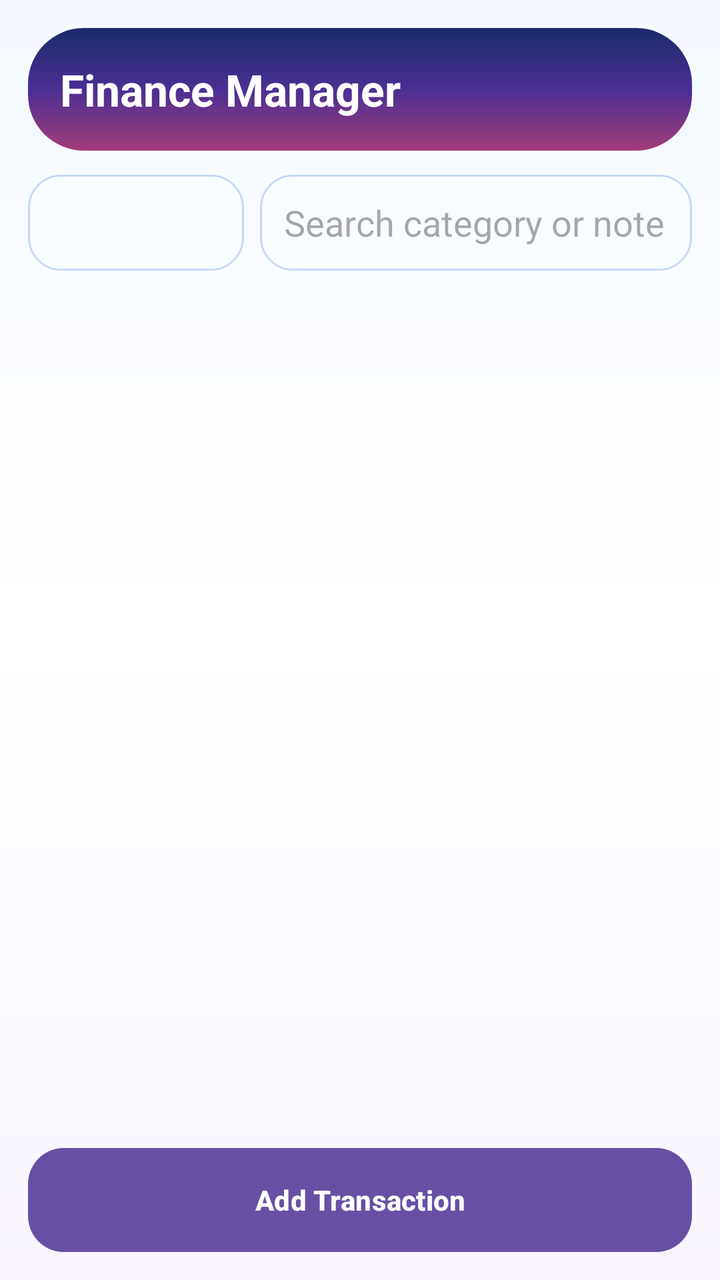
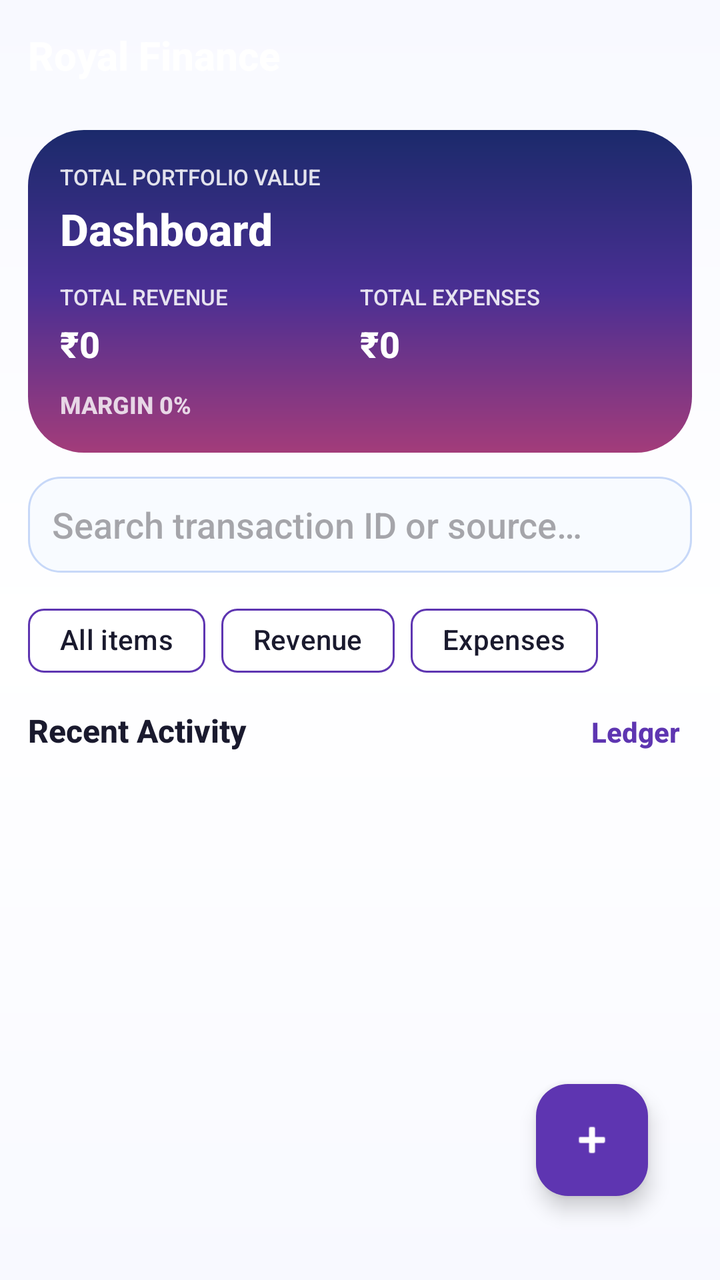

An Android layout rendered at two revisions. The XML below is the earlier revision; the diff shows what the commit changed to produce the second picture.
<!-- AndroidManifest.xml: application theme Theme.Hms -->
<!-- res/layout/activity_admin_finance_manager.xml -->
<?xml version="1.0" encoding="utf-8"?>
<LinearLayout xmlns:android="http://schemas.android.com/apk/res/android"
    android:layout_width="match_parent"
    android:layout_height="match_parent"
    android:orientation="vertical"
    android:padding="14dp"
    android:background="@drawable/bg_page_gradient">

    <TextView
        android:layout_width="match_parent"
        android:layout_height="wrap_content"
        android:text="Finance Manager"
        android:textSize="22sp"
        android:textStyle="bold"
        android:textColor="#FFFFFF"
        android:padding="16dp"
        android:background="@drawable/bg_hero_gradient" />

    <LinearLayout
        android:layout_width="match_parent"
        android:layout_height="wrap_content"
        android:orientation="horizontal"
        android:layout_marginTop="12dp">

        <Spinner
            android:id="@+id/spinnerTypeFilter"
            android:layout_width="0dp"
            android:layout_height="48dp"
            android:layout_weight="1"
            android:background="@drawable/rounded_edittext" />

        <EditText
            android:id="@+id/etSearchFinance"
            android:layout_width="0dp"
            android:layout_height="48dp"
            android:layout_weight="2"
            android:layout_marginStart="8dp"
            android:hint="Search category or note"
            android:background="@drawable/rounded_edittext"
            android:paddingHorizontal="12dp" />
    </LinearLayout>

    <androidx.recyclerview.widget.RecyclerView
        android:id="@+id/rvFinance"
        android:layout_width="match_parent"
        android:layout_height="0dp"
        android:layout_weight="1"
        android:layout_marginTop="10dp"
        android:scrollbars="vertical" />

    <Button
        android:id="@+id/btnAddFinance"
        android:layout_width="match_parent"
        android:layout_height="52dp"
        android:text="Add Transaction"
        android:textStyle="bold"
        android:textColor="#FFFFFF"
        android:background="@drawable/rounded_button" />
</LinearLayout>
<!-- resources referenced by this layout -->
<resources>
  <!-- drawable bg_hero_gradient (drawable) -->
  <?xml version="1.0" encoding="utf-8"?>
  <shape xmlns:android="http://schemas.android.com/apk/res/android"
      android:shape="rectangle">
      <corners android:radius="28dp" />
      <gradient
          android:angle="320"
          android:startColor="#1B2A6B"
          android:centerColor="#4A2F93"
          android:endColor="#A33C7A" />
  </shape>
  <!-- drawable bg_page_gradient (drawable) -->
  <?xml version="1.0" encoding="utf-8"?>
  <shape xmlns:android="http://schemas.android.com/apk/res/android"
      android:shape="rectangle">
      <gradient
          android:angle="270"
          android:startColor="#F4F9FF"
          android:centerColor="#FFFFFF"
          android:endColor="#F9F4FF" />
  </shape>
  <!-- drawable rounded_button (drawable) -->
  <?xml version="1.0" encoding="utf-8"?>
  <shape xmlns:android="http://schemas.android.com/apk/res/android"
      android:shape="rectangle">
      <corners android:radius="18dp" />
      <gradient
          android:angle="0"
          android:startColor="#1E88E5"
          android:endColor="#5E35B1" />
  </shape>
  <!-- drawable rounded_edittext (drawable) -->
  <?xml version="1.0" encoding="utf-8"?>
  <shape xmlns:android="http://schemas.android.com/apk/res/android"
      android:shape="rectangle">
      <corners android:radius="16dp" />
      <stroke android:width="1dp" android:color="#C7D8F8" />
      <solid android:color="#F8FBFF" />
  </shape>
  <style name="Theme.Hms" parent="Base.Theme.Hms" />
  <style name="Base.Theme.Hms" parent="Theme.Material3.DayNight.NoActionBar">
          
          
      </style>
</resources>

<!-- the commit's change to res/layout/activity_admin_finance_manager.xml (unified diff, before → after) -->
@@ -1,59 +1,230 @@
 <?xml version="1.0" encoding="utf-8"?>
-<LinearLayout xmlns:android="http://schemas.android.com/apk/res/android"
+<androidx.constraintlayout.widget.ConstraintLayout xmlns:android="http://schemas.android.com/apk/res/android"
+    xmlns:app="http://schemas.android.com/apk/res-auto"
+    xmlns:tools="http://schemas.android.com/tools"
     android:layout_width="match_parent"
     android:layout_height="match_parent"
-    android:orientation="vertical"
-    android:padding="14dp"
-    android:background="@drawable/bg_page_gradient">
+    android:background="@drawable/bg_page_gradient"
+    android:padding="14dp">
 
     <TextView
-        android:layout_width="match_parent"
-        android:layout_height="wrap_content"
-        android:text="Finance Manager"
-        android:textSize="22sp"
+        android:id="@+id/tvFinanceHeader"
+        android:layout_width="0dp"
+        android:layout_height="wrap_content"
+        android:text="Royal Finance"
+        android:textSize="20sp"
         android:textStyle="bold"
-        android:textColor="#FFFFFF"
+        android:textColor="@color/white"
+        app:layout_constraintTop_toTopOf="parent"
+        app:layout_constraintStart_toStartOf="parent"
+        app:layout_constraintEnd_toEndOf="parent" />
+
+
+
+    <LinearLayout
+        android:id="@+id/cardFinanceSummary"
+        android:layout_width="0dp"
+        android:layout_height="wrap_content"
+        android:layout_marginTop="24dp"
+        android:background="@drawable/bg_hero_gradient"
+        android:orientation="vertical"
         android:padding="16dp"
-        android:background="@drawable/bg_hero_gradient" />
-
-    <LinearLayout
-        android:layout_width="match_parent"
-        android:layout_height="wrap_content"
-        android:orientation="horizontal"
-        android:layout_marginTop="12dp">
-
-        <Spinner
-            android:id="@+id/spinnerTypeFilter"
-            android:layout_width="0dp"
-            android:layout_height="48dp"
-            android:layout_weight="1"
-            android:background="@drawable/rounded_edittext" />
-
-        <EditText
-            android:id="@+id/etSearchFinance"
-            android:layout_width="0dp"
-            android:layout_height="48dp"
-            android:layout_weight="2"
-            android:layout_marginStart="8dp"
-            android:hint="Search category or note"
-            android:background="@drawable/rounded_edittext"
-            android:paddingHorizontal="12dp" />
+        app:layout_constraintEnd_toEndOf="parent"
+        app:layout_constraintHorizontal_bias="0.0"
+        app:layout_constraintStart_toStartOf="parent"
+        app:layout_constraintTop_toBottomOf="@id/tvFinanceHeader">
+
+        <TextView
+            android:id="@+id/tvSummaryTitle"
+            android:layout_width="match_parent"
+            android:layout_height="wrap_content"
+            android:text="Total Portfolio Value"
+            android:textAllCaps="true"
+            android:textColor="#DDFFFFFF"
+            android:textSize="11sp" />
+
+        <TextView
+            android:id="@+id/tvSummaryBrand"
+            android:layout_width="match_parent"
+            android:layout_height="wrap_content"
+            android:layout_marginTop="4dp"
+            android:text="Dashboard"
+            android:textColor="#FFFFFF"
+            android:textSize="22sp"
+            android:textStyle="bold" />
+
+        <LinearLayout
+            android:layout_width="match_parent"
+            android:layout_height="wrap_content"
+            android:layout_marginTop="12dp"
+            android:orientation="horizontal">
+
+            <LinearLayout
+                android:layout_width="0dp"
+                android:layout_height="wrap_content"
+                android:layout_weight="1"
+                android:orientation="vertical">
+
+                <TextView
+                    android:layout_width="wrap_content"
+                    android:layout_height="wrap_content"
+                    android:text="TOTAL REVENUE"
+                    android:textColor="#DDFFFFFF"
+                    android:textSize="11sp" />
+
+                <TextView
+                    android:id="@+id/tvTotalRevenue"
+                    android:layout_width="wrap_content"
+                    android:layout_height="wrap_content"
+                    android:layout_marginTop="4dp"
+                    android:text="₹0"
+                    android:textColor="#FFFFFF"
+                    android:textSize="18sp"
+                    android:textStyle="bold" />
+            </LinearLayout>
+
+            <LinearLayout
+                android:layout_width="0dp"
+                android:layout_height="wrap_content"
+                android:layout_weight="1"
+                android:orientation="vertical">
+
+                <TextView
+                    android:layout_width="wrap_content"
+                    android:layout_height="wrap_content"
+                    android:text="TOTAL EXPENSES"
+                    android:textColor="#DDFFFFFF"
+                    android:textSize="11sp" />
+
+                <TextView
+                    android:id="@+id/tvTotalExpenses"
+                    android:layout_width="wrap_content"
+                    android:layout_height="wrap_content"
+                    android:layout_marginTop="4dp"
+                    android:text="₹0"
+                    android:textColor="#FFFFFF"
+                    android:textSize="18sp"
+                    android:textStyle="bold" />
+            </LinearLayout>
+        </LinearLayout>
+
+        <TextView
+            android:id="@+id/tvMargin"
+            android:layout_width="wrap_content"
+            android:layout_height="wrap_content"
+            android:layout_marginTop="10dp"
+            android:text="MARGIN 0%"
+            android:textColor="#CCFFFFFF"
+            android:textSize="12sp"
+            android:textStyle="bold" />
     </LinearLayout>
+
+    <EditText
+        android:id="@+id/etSearchFinance"
+        android:layout_width="0dp"
+        android:layout_height="48dp"
+        android:layout_marginTop="12dp"
+        android:hint="Search transaction ID or source…"
+        android:background="@drawable/rounded_edittext"
+        android:paddingHorizontal="12dp"
+        app:layout_constraintTop_toBottomOf="@id/cardFinanceSummary"
+        app:layout_constraintStart_toStartOf="parent"
+        app:layout_constraintEnd_toEndOf="parent" />
+
+    <com.google.android.material.chip.ChipGroup
+        android:id="@+id/chipGroupType"
+        android:layout_width="0dp"
+        android:layout_height="wrap_content"
+        android:layout_marginTop="10dp"
+        app:singleSelection="true"
+        app:selectionRequired="true"
+        app:layout_constraintTop_toBottomOf="@id/etSearchFinance"
+        app:layout_constraintStart_toStartOf="parent"
+        app:layout_constraintEnd_toEndOf="parent">
+
+        <com.google.android.material.chip.Chip
+            android:id="@+id/chipAll"
+            android:layout_width="wrap_content"
+            android:layout_height="wrap_content"
+            android:checkable="true"
+            android:text="All items"
+            android:checked="true"
+            app:chipBackgroundColor="@color/surface"
+            app:chipStrokeColor="@color/primary"
+            app:chipStrokeWidth="1dp"
+            android:textColor="@color/text_primary" />
+
+        <com.google.android.material.chip.Chip
+            android:id="@+id/chipRevenue"
+            android:layout_width="wrap_content"
+            android:layout_height="wrap_content"
+            android:checkable="true"
+            android:text="Revenue"
+            app:chipBackgroundColor="@color/surface"
+            app:chipStrokeColor="@color/primary"
+            app:chipStrokeWidth="1dp"
+            android:textColor="@color/text_primary" />
+
+        <com.google.android.material.chip.Chip
+            android:id="@+id/chipExpense"
+            android:layout_width="wrap_content"
+            android:layout_height="wrap_content"
+            android:checkable="true"
+            android:text="Expenses"
+            app:chipBackgroundColor="@color/surface"
+            app:chipStrokeColor="@color/primary"
+            app:chipStrokeWidth="1dp"
+            android:textColor="@color/text_primary" />
+    </com.google.android.material.chip.ChipGroup>
+
+    <TextView
+        android:id="@+id/tvRecentActivity"
+        android:layout_width="0dp"
+        android:layout_height="wrap_content"
+        android:layout_marginTop="10dp"
+        android:text="Recent Activity"
+        android:textStyle="bold"
+        android:textColor="@color/text_primary"
+        android:textSize="16sp"
+        app:layout_constraintTop_toBottomOf="@id/chipGroupType"
+        app:layout_constraintStart_toStartOf="parent"
+        app:layout_constraintEnd_toStartOf="@id/btnOpenLedger"
+        app:layout_constraintHorizontal_bias="0.0" />
+
+    <TextView
+        android:id="@+id/btnOpenLedger"
+        android:layout_width="wrap_content"
+        android:layout_height="wrap_content"
+        android:text="Ledger"
+        android:textStyle="bold"
+        android:textColor="@color/primary"
+        android:padding="6dp"
+        app:layout_constraintBaseline_toBaselineOf="@id/tvRecentActivity"
+        app:layout_constraintEnd_toEndOf="parent" />
 
     <androidx.recyclerview.widget.RecyclerView
         android:id="@+id/rvFinance"
-        android:layout_width="match_parent"
+        android:layout_width="0dp"
         android:layout_height="0dp"
-        android:layout_weight="1"
-        android:layout_marginTop="10dp"
-        android:scrollbars="vertical" />
-
-    <Button
+        android:layout_marginTop="8dp"
+        android:scrollbars="vertical"
+        app:layout_constraintTop_toBottomOf="@id/tvRecentActivity"
+        app:layout_constraintBottom_toBottomOf="parent"
+        app:layout_constraintStart_toStartOf="parent"
+        app:layout_constraintEnd_toEndOf="parent" />
+
+    <com.google.android.material.floatingactionbutton.FloatingActionButton
         android:id="@+id/btnAddFinance"
-        android:layout_width="match_parent"
-        android:layout_height="52dp"
-        android:text="Add Transaction"
-        android:textStyle="bold"
-        android:textColor="#FFFFFF"
-        android:background="@drawable/rounded_button" />
-</LinearLayout>
+        android:layout_width="wrap_content"
+        android:layout_height="wrap_content"
+        android:contentDescription="Add transaction"
+        android:src="@android:drawable/ic_input_add"
+        app:useCompatPadding="true"
+        android:elevation="12dp"
+        app:backgroundTint="#5E35B1"
+        app:tint="#FFFFFF"
+        app:layout_constraintBottom_toBottomOf="parent"
+        app:layout_constraintEnd_toEndOf="parent"
+        android:layout_margin="10dp" />
+
+</androidx.constraintlayout.widget.ConstraintLayout>
<!-- resource entries referenced after the edit -->
@@ -1,5 +1,9 @@
 <!-- resources referenced by this layout -->
 <resources>
+  <color name="primary">#5E35B1</color>
+  <color name="surface">#FFFFFF</color>
+  <color name="text_primary">#1A1A2E</color>
+  <color name="white">#FFFFFFFF</color>
   <!-- drawable bg_hero_gradient (drawable) -->
   <?xml version="1.0" encoding="utf-8"?>
   <shape xmlns:android="http://schemas.android.com/apk/res/android"
@@ -17,19 +21,9 @@
       android:shape="rectangle">
       <gradient
           android:angle="270"
-          android:startColor="#F4F9FF"
-          android:centerColor="#FFFFFF"
-          android:endColor="#F9F4FF" />
-  </shape>
-  <!-- drawable rounded_button (drawable) -->
-  <?xml version="1.0" encoding="utf-8"?>
-  <shape xmlns:android="http://schemas.android.com/apk/res/android"
-      android:shape="rectangle">
-      <corners android:radius="18dp" />
-      <gradient
-          android:angle="0"
-          android:startColor="#1E88E5"
-          android:endColor="#5E35B1" />
+          android:startColor="@color/neutral_bg"
+          android:centerColor="@color/surface"
+          android:endColor="@color/neutral_bg" />
   </shape>
   <!-- drawable rounded_edittext (drawable) -->
   <?xml version="1.0" encoding="utf-8"?>
@@ -40,9 +34,22 @@
       <solid android:color="#F8FBFF" />
   </shape>
   <style name="Theme.Hms" parent="Base.Theme.Hms" />
+  <color name="neutral_bg">#F8F9FF</color>
   <style name="Base.Theme.Hms" parent="Theme.Material3.DayNight.NoActionBar">
-          
-          
+          <item name="colorPrimary">@color/primary</item>
+          <item name="colorOnPrimary">@color/white</item>
+          <item name="colorSecondary">@color/secondary</item>
+          <item name="colorOnSecondary">@color/white</item>
+          <item name="colorSurface">@color/surface</item>
+          <item name="colorOnSurface">@color/text_primary</item>
+          <item name="colorSurfaceVariant">@color/surface_variant</item>
+          <item name="colorOutline">@color/text_secondary</item>
+          <item name="android:windowBackground">@color/neutral_bg</item>
+          <item name="android:fontFamily">sans-serif-medium</item>
+          <item name="fontFamily">sans-serif-medium</item>
       </style>
+  <color name="secondary">#42A5F5</color>
+  <color name="surface_variant">#F1F3F9</color>
+  <color name="text_secondary">#6C757D</color>
 </resources>
 
